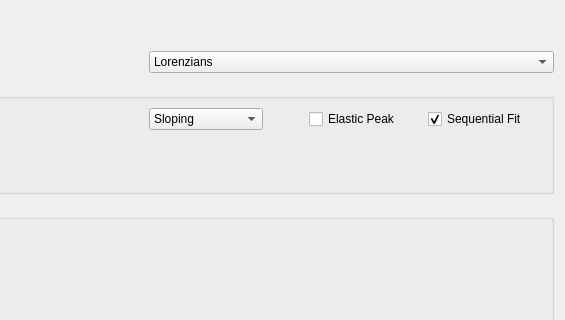
Old version of the form Code/Mantid/MantidQt/CustomInterfaces/inc/MantidQtCustomInterfaces/Quasi.ui in the repository mantidproject/mantid; both pictures show x 273 to 838 and y 0 to 320 of the 838 by 554 pixel window.
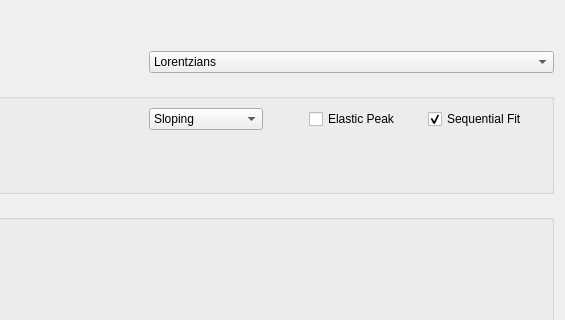
New version of the form. Custom widgets are drawn as their Qt base class.

Commit message: Refs #5421 Cosmetic changes to Quasi

```diff
--- a/Code/Mantid/MantidQt/CustomInterfaces/inc/MantidQtCustomInterfaces/Quasi.ui
+++ b/Code/Mantid/MantidQt/CustomInterfaces/inc/MantidQtCustomInterfaces/Quasi.ui
@@ -83,7 +83,7 @@
       <widget class="QComboBox" name="cbProgram">
        <item>
         <property name="text">
-         <string>Lorenzians</string>
+         <string>Lorentzians</string>
         </property>
        </item>
        <item>
```
Left out of the diff: 2 changed lines with no effect on the pictures.
